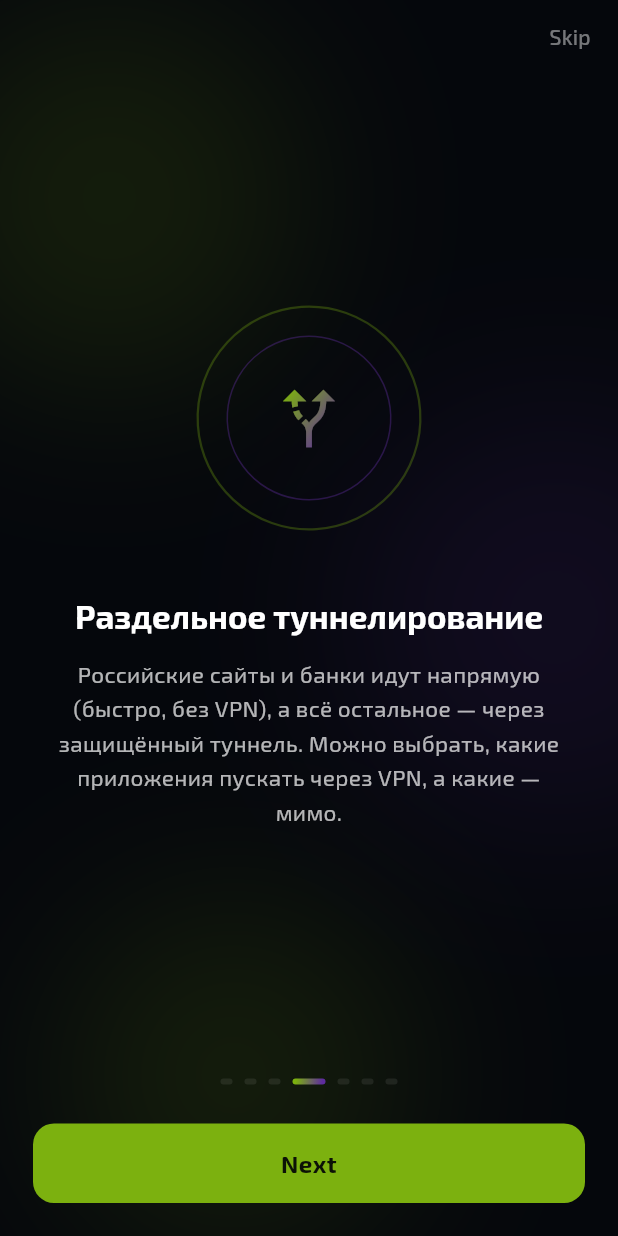
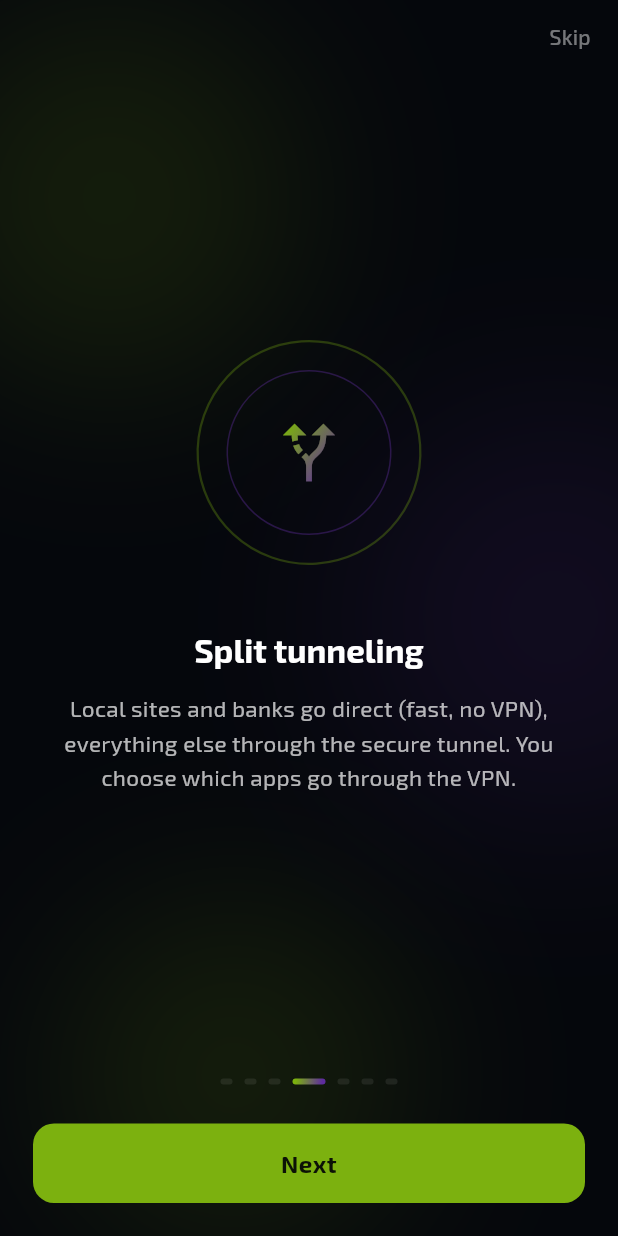
Before and after one commit to outseeking/various_vpn, a Flutter app: the screen it shows after launch, swiped to page 4, on a phone screen of 412 x 824 dp. Run offline on Flutter 3.47's test engine with Material 3 defaults, Android fonts, the phone set to English and light mode, and no system bars; our stand-ins replace audioplayers, file_picker, google_fonts, shared_preferences; missing offline and left inert: android_intent_plus, flutter_v2ray, installed_apps, mobile_scanner; network calls fail.

Commit message:
Мультихоп: graceful fallback (интернет всегда) + путь на глобусе (2 пакета, подсветка стран) + онбординг EN

```diff
--- a/lib/screens/onboarding_screen.dart
+++ b/lib/screens/onboarding_screen.dart
@@ -27,8 +27,11 @@ class _OnboardingScreenState extends State<OnboardingScreen>
       AnimationController(vsync: this, duration: const Duration(seconds: 12))
         ..repeat();
 
-  // Премиальная вводная инструкция по всему сервису (первый запуск).
-  static const _slides = [
+  // Премиальная вводная инструкция по всему сервису (первый запуск), двуязычная.
+  List<({IconData icon, String title, String body})> get _slides =>
+      L.current == 'en' ? _slidesEn : _slidesRu;
+
+  static const _slidesRu = [
     (
       icon: Icons.public,
       title: 'Добро пожаловать в Various VPN',
@@ -77,6 +80,53 @@ class _OnboardingScreenState extends State<OnboardingScreen>
       body: 'Приглашай друзей и получай дни + процент с их оплат. Есть вопрос — '
           'пиши прямо в приложении, ответим быстро. Следи за новостями в нашем '
           'Telegram-канале. Погнали! 🚀'
+    ),
+  ];
+
+  static const _slidesEn = [
+    (
+      icon: Icons.public,
+      title: 'Welcome to Various VPN',
+      body: 'Your personal premium VPN: fast, smart and unblockable. '
+          'In a few seconds we\'ll show everything it can do — takes half a minute.'
+    ),
+    (
+      icon: Icons.bolt,
+      title: 'One-tap connection',
+      body: 'Tap the big button on the home screen — the app picks the fastest '
+          'working server and verifies the link. If the network was asleep after '
+          'idle, it reconnects invisibly — no waiting.'
+    ),
+    (
+      icon: Icons.smart_toy_outlined,
+      title: 'Smart access to AI',
+      body: 'ChatGPT, Gemini, Claude always open: the app finds a server where AI '
+          'works, even if it\'s blocked on the nearest one. Toggle it in settings.'
+    ),
+    (
+      icon: Icons.alt_route,
+      title: 'Split tunneling',
+      body: 'Local sites and banks go direct (fast, no VPN), everything else '
+          'through the secure tunnel. You choose which apps go through the VPN.'
+    ),
+    (
+      icon: Icons.local_fire_department,
+      title: 'Streak flame 🔥 — loyalty rewards',
+      body: 'Use the VPN daily — your streak grows. At 7, 30, 90, 180 and 365 days '
+          'we credit bonus subscription days automatically. 25+ h a week earns '
+          '“freezes” that save your streak if you miss a day.'
+    ),
+    (
+      icon: Icons.flash_on,
+      title: 'On-Demand mode',
+      body: 'Enable On-Demand in settings and the VPN comes up on app launch. '
+          'Plus: anti-block via modern Reality/Hysteria2 protocols and DPI defense.'
+    ),
+    (
+      icon: Icons.card_giftcard,
+      title: 'Bonuses & support',
+      body: 'Invite friends and earn days + a share of their payments. Questions? '
+          'Message us right in the app. Follow news in our Telegram channel. Let\'s go! 🚀'
     ),
   ];
 
```
Also changed, not shown: lib/screens/home_screen.dart (+14 -3 lines), lib/state/app_state.dart (+16 -11 lines), lib/widgets/globe.dart (+23 -8 lines).
